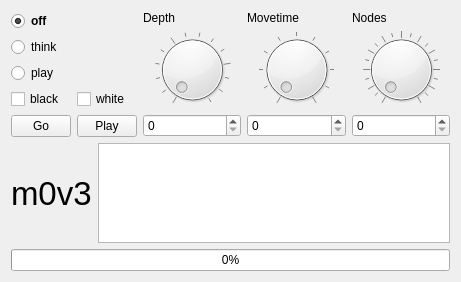
Above: src/enginecontroller.ui from Quocvuong82/chessboard before the change. Below: the same form after it.
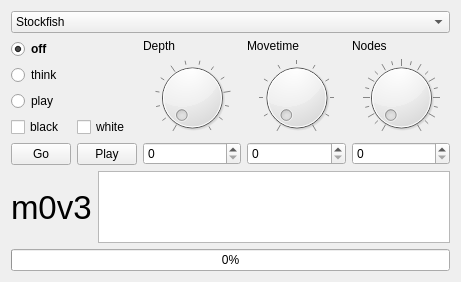
That is the form after the change.

Commit message: Support UCI and Chess Engine Communication Protocol by implementing polymorphic engine structures

```diff
--- a/src/enginecontroller.ui
+++ b/src/enginecontroller.ui
@@ -14,6 +14,20 @@
    <string>Engine Controller</string>
   </property>
   <layout class="QVBoxLayout" name="verticalLayout">
+   <item>
+    <widget class="QComboBox" name="engineSelect">
+     <item>
+      <property name="text">
+       <string>Stockfish</string>
+      </property>
+     </item>
+     <item>
+      <property name="text">
+       <string>Giraffe</string>
+      </property>
+     </item>
+    </widget>
+   </item>
    <item>
     <layout class="QHBoxLayout" name="horizontalLayout">
      <item>
```
The commit also changes 12 other files.
